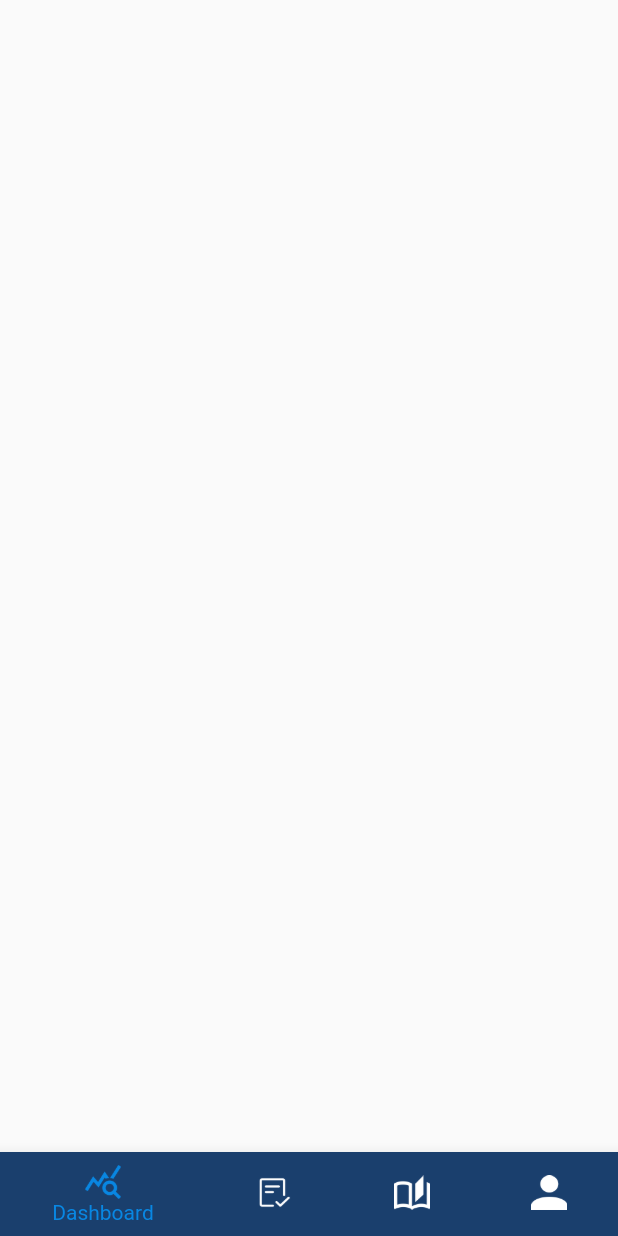
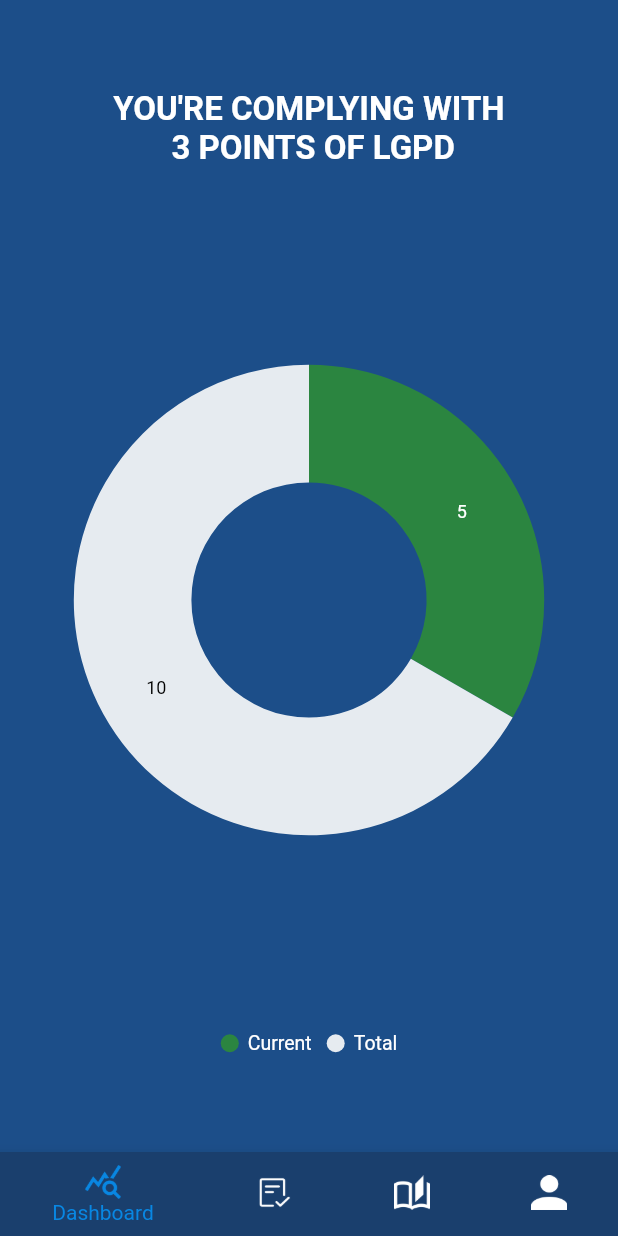
Before and after one commit to mariaeduardarebelo/easycomply, a Flutter app: the screen it shows after launch, after a tap on "DASHBOARD", on a phone screen of 412 x 824 dp. Run offline on Flutter 3.47's test engine with Material 2 defaults, Android fonts, the phone set to English and light mode, and no system bars; our stand-ins replace charts_flutter, google_fonts, syncfusion_flutter_charts.

Commit message:
feat: creating doughnut chart

```diff
--- /dev/null
+++ b/lib/components/donut_chart_widget.dart
@@ -0,0 +1,61 @@
+import 'package:flutter/material.dart';
+import 'package:syncfusion_flutter_charts/charts.dart';
+
+class DonutPieChart extends StatefulWidget {
+  @override
+  _DonutPieChartState createState() => _DonutPieChartState();
+}
+
+class _DonutPieChartState extends State<DonutPieChart> {
+  late List<LGPDData> _chartData;
+
+  @override
+  void initState() {
+    super.initState();
+    _chartData = getChartData();
+  }
+
+  @override
+  Widget build(BuildContext context) {
+    return SafeArea(
+      child: Scaffold(
+        backgroundColor: Color(0xFF1C4E89),
+        body: Container(
+          margin: EdgeInsets.symmetric(vertical: 50.0),
+          child: SfCircularChart(
+            title: ChartTitle(
+              text: 'You\'re complying with \n 3 points of LGPD'.toUpperCase(),
+              textStyle: TextStyle(color: Colors.white, fontWeight: FontWeight.bold, fontSize: 22.0  )
+            ),
+            palette: <Color>[Color(0xFF2B8540), Color(0xFFE6EBF0)],
+            legend: Legend(isVisible: true, overflowMode: LegendItemOverflowMode.wrap, textStyle: TextStyle(color: Colors.white)),
+            series: <CircularSeries>[
+              DoughnutSeries<LGPDData, String>(
+                dataSource: _chartData,
+                xValueMapper: (LGPDData data, _) => data.label,
+                yValueMapper: (LGPDData data, _) => data.count,
+                dataLabelSettings: DataLabelSettings(isVisible: true),
+              ),
+            ],
+          ),
+        ),
+      ),
+    );
+  }
+
+  List<LGPDData> getChartData() {
+    final List<LGPDData> chartData = [
+      LGPDData('Current', 5),
+      LGPDData('Total', 10),
+    ];
+
+    return chartData;
+  }
+}
+
+class LGPDData {
+  final String label;
+  final int count;
+
+  LGPDData(this.label, this.count);
+}
--- a/lib/pages/dashboard.dart
+++ b/lib/pages/dashboard.dart
@@ -1,10 +1,25 @@
+import 'package:easycomply/components/donut_chart_widget.dart';
 import 'package:flutter/material.dart';
 import 'package:google_fonts/google_fonts.dart';
+import 'package:charts_flutter/flutter.dart' as charts;
+
+/// Sample linear data type.
+class LinearSales {
+  final int year;
+  final int sales;
+
+  LinearSales(this.year, this.sales);
+}
+
 
 class Dashboard extends StatelessWidget {
   @override
   Widget build(BuildContext context) {
     return Scaffold(
+      // backgroundColor: Color(0xFF1C4E89),
+        body: Container(
+          child: DonutPieChart(),
+        ),
     );
   }
 }
--- a/pubspec.yaml
+++ b/pubspec.yaml
@@ -29,6 +29,8 @@ dependencies:
   # Use with the CupertinoIcons class for iOS style icons.
   cupertino_icons: ^1.0.2
   google_fonts: ^2.1.0
+  charts_flutter: ^0.11.0
+  syncfusion_flutter_charts: ^19.1.54
 
 dev_dependencies:
   flutter_test:
```
Also changed, not shown: pubspec.lock.
